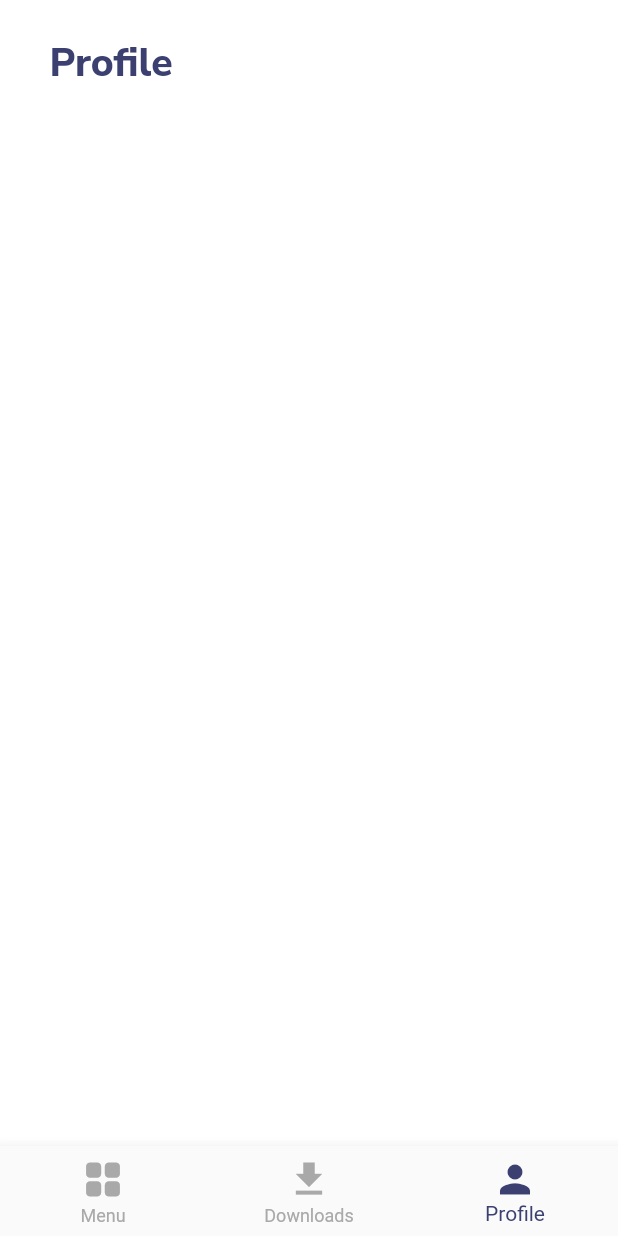
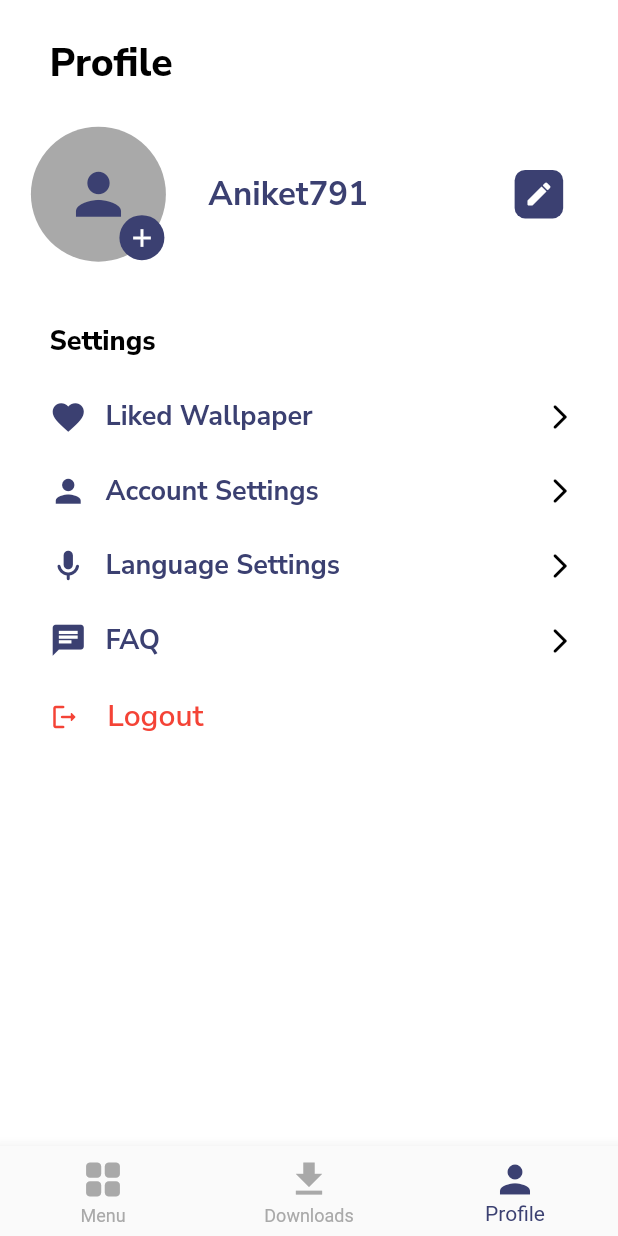
Before and after one commit to prasad-791/WallpaperNest, a Flutter app: the MainScreen screen opened by its route, item 3 of the bottom bar chosen, on a phone screen of 412 x 824 dp. Run offline on Flutter 3.47's test engine with Material 2 defaults, Android fonts, the phone set to English and light mode, and no system bars; our stand-ins replace animated_splash_screen, flutter_cache_manager, fluttertoast, page_transition; missing offline and left inert: wallpaper_manager_flutter; network calls fail.

Commit message:
Profile UI completed

```diff
--- a/lib/main.dart
+++ b/lib/main.dart
@@ -1,4 +1,5 @@
 import 'package:flutter/material.dart';
+import 'package:wallpapernest/screens/liked_wallpaper_screen/liked_wallpaper_screen.dart';
 import 'package:wallpapernest/screens/main_screen/main_screen.dart';
 import 'package:wallpapernest/screens/splash_screen.dart';
 import 'package:wallpapernest/screens/wallpaper_screen/wallpaper_screen.dart';
@@ -18,8 +19,9 @@ class MyApp extends StatelessWidget {
       initialRoute: '/',
       routes: {
         '/': (context) => const SplashScreen(),
-        '/main_screen': (context)=> const MainScreen(),
-        WallpaperScreen.routeName: (context)=> const WallpaperScreen()
+        MainScreen.routeName: (context)=> const MainScreen(),
+        WallpaperScreen.routeName: (context)=> const WallpaperScreen(),
+        LikedWallpaperScreen.routeName: (context)=> const LikedWallpaperScreen(),
       },
     );
   }
--- a/lib/screens/authentication/authenticate.dart
+++ b/lib/screens/authentication/authenticate.dart
@@ -1,5 +1,6 @@
 import 'package:flutter/material.dart';
 import 'package:wallpapernest/configurations/config.dart';
+import 'package:wallpapernest/screens/main_screen/main_screen.dart';
 import 'package:wallpapernest/screens/widgets/auth_btn.dart';
 import 'package:wallpapernest/screens/widgets/password_text_field.dart';
 import 'package:wallpapernest/screens/widgets/text_field.dart';
@@ -132,7 +133,7 @@ class _AuthenticateScreenState extends State<AuthenticateScreen> {
             ),
             SizedBox(height: h*0.03,),
             AuthButton(value: 'Sign Up',function: (){
-                Navigator.pushNamed(context, '/main_screen');
+                Navigator.pushNamed(context, MainScreen.routeName);
               },
             ),
             SizedBox(height: h*0.03,),
@@ -180,7 +181,7 @@ class _AuthenticateScreenState extends State<AuthenticateScreen> {
             ),
             SizedBox(height: h*0.03,),
             AuthButton(value: 'Sign In',function: (){
-              Navigator.pushNamed(context, '/main_screen');
+              Navigator.pushNamed(context, MainScreen.routeName);
               },
             ),
             SizedBox(height: h*0.03,),
--- a/lib/screens/main_screen/main_screen.dart
+++ b/lib/screens/main_screen/main_screen.dart
@@ -5,6 +5,9 @@ import 'package:wallpapernest/screens/menu_screen/menu_screen.dart';
 import 'package:wallpapernest/screens/profile_screen/profile_screen.dart';
 
 class MainScreen extends StatefulWidget {
+
+  static const routeName = '/main_screen';
+
   const MainScreen({Key? key}) : super(key: key);
 
   @override
--- a/lib/screens/profile_screen/profile_screen.dart
+++ b/lib/screens/profile_screen/profile_screen.dart
@@ -1,17 +1,119 @@
 import 'package:flutter/material.dart';
+import 'package:wallpapernest/configurations/config.dart';
+import 'package:wallpapernest/screens/liked_wallpaper_screen/liked_wallpaper_screen.dart';
 import 'package:wallpapernest/screens/widgets/app_bar.dart';
 
 class ProfileScreen extends StatelessWidget {
   const ProfileScreen({Key? key}) : super(key: key);
 
+  Widget profileHeader(var h,var w){
+    return Row(
+      mainAxisAlignment: MainAxisAlignment.spaceBetween,
+      children: [
+        Container(
+          margin: EdgeInsets.only(left: w*0.05),
+          child: Stack(
+            children: [
+              CircleAvatar(
+                radius: 45,
+                backgroundColor: primaryGrey,
+                child: Icon(Icons.person,color: primaryBlue,size: 45,),
+              ),
+              Positioned(
+                  bottom: 1,
+                  right: 1,
+                  child: CircleAvatar(
+                    radius: 15,
+                    backgroundColor: primaryBlue,
+                    child: const Icon(Icons.add,color: Colors.white,size: 20,),
+                  ),
+              )
+            ],
+          ),
+        ),
+        Text('Aniket791',style: TextStyle(fontFamily: fontBold,fontSize: 22,color: primaryBlue),),
+        SizedBox(width: w*0.1,),
+        Container(
+            padding: EdgeInsets.all(w*0.015),
+            decoration: BoxDecoration(
+              color: primaryBlue,
+              borderRadius: BorderRadius.circular(7),
+            ),
+            child: const Icon(Icons.edit_rounded,color: Colors.white,size: 20,)
+        ),
+        SizedBox(width: w*0.02,),
+      ],
+    );
+  }
+
+  Widget shortCuts(IconData iconData,String value,Function goTo,double w){
+    return GestureDetector(
+      onTap: (){
+        goTo();
+      },
+      child: Row(
+        children: [
+          Icon(iconData,color: primaryBlue,size: 25,),
+          SizedBox(width: w*0.03,),
+          Text(value,style: TextStyle(color: primaryBlue,fontFamily: fontBold,fontSize: 18),),
+          const Spacer(),
+          const Icon(Icons.arrow_forward_ios_rounded,color: Colors.black,size: 20,),
+        ],
+      ),
+    );
+  }
+
+  Widget logOutBtn(Function logOut,double w){
+    return GestureDetector(
+      onTap: (){
+        logOut();
+      },
+      child: Row(
+        children: [
+          const Icon(Icons.logout_rounded,color: Colors.red,size: 20,),
+          SizedBox(width: w*0.045,),
+          const Text("Logout",style:TextStyle(color: Colors.red,fontFamily: fontSemiBold,fontSize: 20))
+        ],
+      ),
+    );
+  }
+
   @override
   Widget build(BuildContext context) {
+    var h = MediaQuery.of(context).size.height;
+    var w = MediaQuery.of(context).size.width;
+
     return Scaffold(
       backgroundColor: Colors.white,
       resizeToAvoidBottomInset: false,
       body: Column(
-        children: const [
-          SizedBox(child: CustomAppBar(title: 'Profile'),),
+        crossAxisAlignment: CrossAxisAlignment.start,
+        children: [
+          const SizedBox(child: CustomAppBar(title: 'Profile'),),
+          profileHeader(h, w),
+          SizedBox(height: h*0.05,),
+          Container(
+            margin: EdgeInsets.only(left: w*0.08),
+            child: const Text("Settings",style: TextStyle(fontSize: 18,fontFamily: fontExtraBold,color: Colors.black),),
+          ),
+          Container(
+            margin: EdgeInsets.only(left: w*0.08,top: h*0.03,right: w*0.07),
+            child: Column(
+              children: [
+                  shortCuts(Icons.favorite, 'Liked Wallpaper', (){
+                    Navigator.pushNamed(context, LikedWallpaperScreen.routeName);
+                  }, w),
+                  SizedBox(height: h*0.03,),
+                  shortCuts(Icons.person, 'Account Settings', (){}, w),
+                  SizedBox(height: h*0.03,),
+                  shortCuts(Icons.mic_rounded, 'Language Settings', (){}, w),
+                  SizedBox(height: h*0.03,),
+                  shortCuts(Icons.chat, 'FAQ', (){}, w),
+                  SizedBox(height: h*0.03,),
+                  logOutBtn((){}, w),
+              ],
+            ),
+          )
         ],
       ),
     );
--- a/lib/screens/widgets/app_bar.dart
+++ b/lib/screens/widgets/app_bar.dart
@@ -16,8 +16,8 @@ class CustomAppBar extends StatelessWidget {
       color: Colors.white,
       child: Text(
         title,
-        style: TextStyle(
-          color: primaryBlue,
+        style: const TextStyle(
+          color: Colors.black,
           fontSize: 26,
           fontFamily: fontExtraBold,
         ),
--- a/lib/services/unsplash_wallpaper.dart
+++ b/lib/services/unsplash_wallpaper.dart
@@ -1,6 +1,5 @@
 import 'dart:convert';
 import 'dart:io';
-import 'dart:math';
 import 'package:flutter/services.dart';
 import 'package:http/http.dart' as http;
 import 'package:wallpapernest/configurations/config.dart';
@@ -16,7 +15,6 @@ const String _url = "https://api.unsplash.com/search/photos?client_id="+accessKe
 // Get Wallpapers by Category
 Future<List<Wallpaper>> getWallpaper(String category,int pages) async {
 
-  print(pages);
   final response = await http.get(
     Uri.parse(_url+"&query="+category+"&page=${pages+1}&per_page=50"),
     headers: <String,String>{
@@ -36,6 +34,7 @@ Future<List<Wallpaper>> getWallpaper(String category,int pages) async {
       return wallpaperList;
 
   }else{
+    print(response.body);
     throw Exception("Could not get wallpaper list, try again later!");
   }
 }
```
Also changed, not shown: lib/configurations/config.dart (+2 -18 lines), lib/screens/liked_wallpaper_screen/liked_wallpaper_screen.dart (added, +57 -0 lines), lib/screens/menu_screen/menu_screen.dart (+2 -10 lines), lib/screens/wallpaper_screen/wallpaper_screen.dart (+0 -8 lines), assets/images/temp1.png (deleted), assets/images/temp2.png (deleted).
